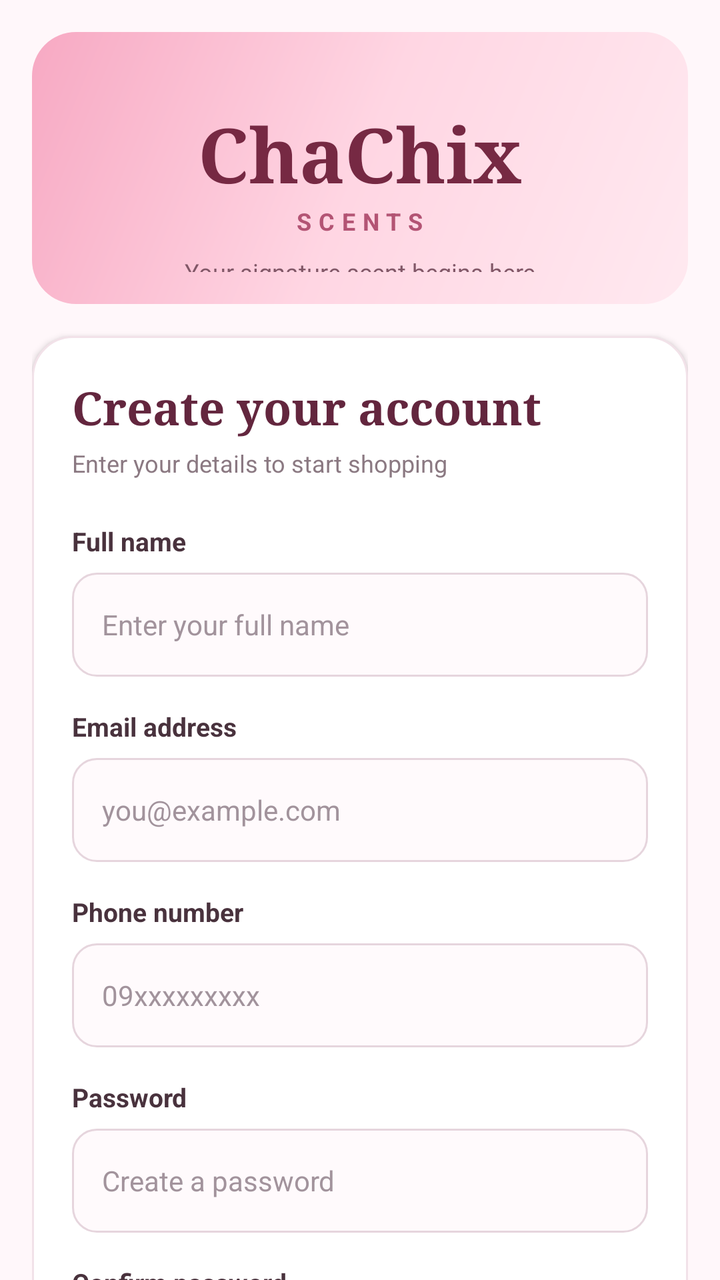
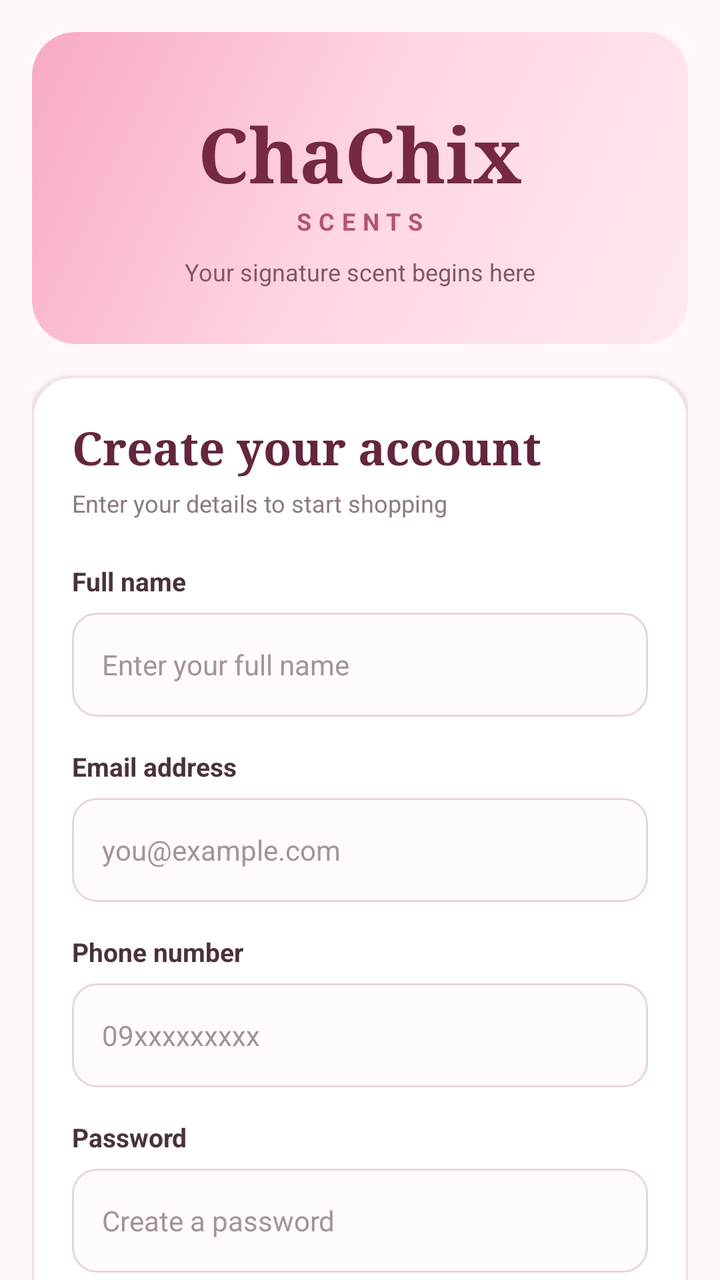

An Android layout rendered at two revisions. The XML below is the earlier revision; the diff shows what the commit changed to produce the second picture.
<!-- AndroidManifest.xml: application theme Theme.Chachix -->
<!-- res/layout/activity_register.xml -->
<RelativeLayout xmlns:android="http://schemas.android.com/apk/res/android"
    xmlns:app="http://schemas.android.com/apk/res-auto"
    xmlns:tools="http://schemas.android.com/tools"
    android:id="@+id/main"
    android:layout_width="match_parent"
    android:layout_height="match_parent"
    android:background="#FFF7FA"
    tools:context=".Register">

    <ScrollView
        android:layout_width="match_parent"
        android:layout_height="match_parent"
        android:fillViewport="true"
        android:clipToPadding="false"
        android:scrollbars="none">

        <LinearLayout
            android:layout_width="match_parent"
            android:layout_height="wrap_content"
            android:orientation="vertical"
            android:paddingStart="16dp"
            android:paddingTop="16dp"
            android:paddingEnd="16dp"
            android:paddingBottom="32dp">

            
            <RelativeLayout
                android:id="@+id/register_header"
                android:layout_width="match_parent"
                android:layout_height="136dp"
                android:background="@drawable/register_modern_header"
                android:padding="16dp">

                <TextView
                    android:id="@+id/register_brand"
                    android:layout_width="wrap_content"
                    android:layout_height="wrap_content"
                    android:layout_centerHorizontal="true"
                    android:layout_marginTop="19dp"
                    android:fontFamily="serif"
                    android:text="ChaChix"
                    android:textColor="#762943"
                    android:textSize="38sp"
                    android:textStyle="bold" />

                <TextView
                    android:id="@+id/register_brand_subtitle"
                    android:layout_width="wrap_content"
                    android:layout_height="wrap_content"
                    android:layout_below="@id/register_brand"
                    android:layout_centerHorizontal="true"
                    android:letterSpacing="0.3"
                    android:text="SCENTS"
                    android:textColor="#B35474"
                    android:textSize="12sp"
                    android:textStyle="bold" />

                <TextView
                    android:layout_width="match_parent"
                    android:layout_height="wrap_content"
                    android:layout_below="@id/register_brand_subtitle"
                    android:layout_marginTop="9dp"
                    android:gravity="center"
                    android:text="Your signature scent begins here"
                    android:textColor="#815767"
                    android:textSize="12sp" />

            </RelativeLayout>

            
            <RelativeLayout
                android:id="@+id/account_card"
                android:layout_width="match_parent"
                android:layout_height="wrap_content"
                android:layout_marginTop="16dp"
                android:background="@drawable/register_modern_card"
                android:elevation="2dp"
                android:padding="20dp">

                <LinearLayout
                    android:layout_width="match_parent"
                    android:layout_height="wrap_content"
                    android:orientation="vertical">

                    <TextView
                        android:id="@+id/register_title"
                        android:layout_width="match_parent"
                        android:layout_height="wrap_content"
                        android:fontFamily="serif"
                        android:text="Create your account"
                        android:textColor="#63263E"
                        android:textSize="23sp"
                        android:textStyle="bold" />

                    <TextView
                        android:layout_width="match_parent"
                        android:layout_height="wrap_content"
                        android:layout_marginTop="4dp"
                        android:text="Enter your details to start shopping"
                        android:textColor="#8B7982"
                        android:textSize="12sp" />

                    
                    <RelativeLayout
                        android:id="@+id/name_email_row"
                        android:layout_width="match_parent"
                        android:layout_height="wrap_content"
                        android:layout_marginTop="22dp">

                        <View
                            android:id="@+id/name_column_center"
                            android:layout_width="1dp"
                            android:layout_height="1dp"
                            android:visibility="gone" />

                        <LinearLayout
                            android:layout_width="match_parent"
                            android:layout_height="wrap_content"
                            android:orientation="vertical">

                            <TextView
                                android:id="@+id/full_name_label"
                                android:layout_width="match_parent"
                                android:layout_height="wrap_content"
                                android:labelFor="@id/full_name"
                                android:text="Full name"
                                android:textColor="#49323D"
                                android:textSize="13sp"
                                android:textStyle="bold" />

                            <androidx.appcompat.widget.AppCompatEditText
                                android:id="@+id/full_name"
                                android:layout_width="match_parent"
                                android:layout_height="52dp"
                                android:layout_marginTop="7dp"
                                android:background="@drawable/register_modern_input"
                                android:backgroundTint="@null"
                                android:autofillHints="name"
                                android:hint="Enter your full name"
                                android:imeOptions="actionNext"
                                android:inputType="textPersonName|textCapWords"
                                android:paddingStart="15dp"
                                android:paddingEnd="15dp"
                                android:singleLine="true"
                                android:textColor="#352530"
                                android:textColorHint="#A2939C"
                                android:textSize="14sp" />

                            <TextView
                                android:id="@+id/email_label"
                                android:layout_width="match_parent"
                                android:layout_height="wrap_content"
                                android:layout_marginTop="16dp"
                                android:labelFor="@id/email"
                                android:text="Email address"
                                android:textColor="#49323D"
                                android:textSize="13sp"
                                android:textStyle="bold" />

                            <androidx.appcompat.widget.AppCompatEditText
                                android:id="@+id/email"
                                android:layout_width="match_parent"
                                android:layout_height="52dp"
                                android:layout_marginTop="7dp"
                                android:background="@drawable/register_modern_input"
                                android:backgroundTint="@null"
                                android:autofillHints="emailAddress"
                                android:hint="you@example.com"
                                android:imeOptions="actionNext"
                                android:inputType="textEmailAddress"
                                android:paddingStart="15dp"
                                android:paddingEnd="15dp"
                                android:singleLine="true"
                                android:textColor="#352530"
                                android:textColorHint="#A2939C"
                                android:textSize="14sp" />

                        </LinearLayout>
                    </RelativeLayout>

                    
                    <RelativeLayout
                        android:id="@+id/password_phone_row"
                        android:layout_width="match_parent"
                        android:layout_height="wrap_content"
                        android:layout_marginTop="16dp">

                        <View
                            android:id="@+id/password_column_center"
                            android:layout_width="1dp"
                            android:layout_height="1dp"
                            android:visibility="gone" />

                        <LinearLayout
                            android:layout_width="match_parent"
                            android:layout_height="wrap_content"
                            android:orientation="vertical">

                            <TextView
                                android:id="@+id/phone_label"
                                android:layout_width="match_parent"
                                android:layout_height="wrap_content"
                                android:labelFor="@id/phone"
                                android:text="Phone number"
                                android:textColor="#49323D"
                                android:textSize="13sp"
                                android:textStyle="bold" />

                            <androidx.appcompat.widget.AppCompatEditText
                                android:id="@+id/phone"
                                android:layout_width="match_parent"
                                android:layout_height="52dp"
                                android:layout_marginTop="7dp"
                                android:background="@drawable/register_modern_input"
                                android:backgroundTint="@null"
                                android:autofillHints="phone"
                                android:hint="09xxxxxxxxx"
                                android:imeOptions="actionNext"
                                android:inputType="phone"
                                android:maxLength="11"
                                android:paddingStart="15dp"
                                android:paddingEnd="15dp"
                                android:singleLine="true"
                                android:textColor="#352530"
                                android:textColorHint="#A2939C"
                                android:textSize="14sp" />

                            <TextView
                                android:id="@+id/new_password_label"
                                android:layout_width="match_parent"
                                android:layout_height="wrap_content"
                                android:layout_marginTop="16dp"
                                android:labelFor="@id/new_password"
                                android:text="Password"
                                android:textColor="#49323D"
                                android:textSize="13sp"
                                android:textStyle="bold" />

                            <androidx.appcompat.widget.AppCompatEditText
                                android:id="@+id/new_password"
                                android:layout_width="match_parent"
                                android:layout_height="52dp"
                                android:layout_marginTop="7dp"
                                android:background="@drawable/register_modern_input"
                                android:backgroundTint="@null"
                                android:autofillHints="newPassword"
                                android:hint="Create a password"
                                android:imeOptions="actionNext"
                                android:inputType="textPassword"
                                android:paddingStart="15dp"
                                android:paddingEnd="15dp"
                                android:singleLine="true"
                                android:textColor="#352530"
                                android:textColorHint="#A2939C"
                                android:textSize="14sp" />

                        </LinearLayout>
                    </RelativeLayout>

                    
                    <TextView
                        android:id="@+id/confirm_password_label"
                        android:layout_width="match_parent"
                        android:layout_height="wrap_content"
                        android:layout_marginTop="16dp"
                        android:labelFor="@id/confirm_password"
                        android:text="Confirm password"
                        android:textColor="#49323D"
                        android:textSize="13sp"
                        android:textStyle="bold" />

                    <androidx.appcompat.widget.AppCompatEditText
                        android:id="@+id/confirm_password"
                        android:layout_width="match_parent"
                        android:layout_height="52dp"
                        android:layout_marginTop="7dp"
                        android:background="@drawable/register_modern_input"
                        android:backgroundTint="@null"
                        android:autofillHints="newPassword"
                        android:hint="Re-enter your password"
                        android:imeOptions="actionNext"
                        android:inputType="textPassword"
                        android:paddingStart="15dp"
                        android:paddingEnd="15dp"
                        android:singleLine="true"
                        android:textColor="#352530"
                        android:textColorHint="#A2939C"
                        android:textSize="14sp" />

                </LinearLayout>
            </RelativeLayout>

            
            <RelativeLayout
                android:id="@+id/address_card"
                android:layout_width="match_parent"
                android:layout_height="wrap_content"
                android:layout_marginTop="16dp"
                android:background="@drawable/register_modern_card"
                android:elevation="2dp"
                android:padding="20dp">

                <LinearLayout
                    android:layout_width="match_parent"
                    android:layout_height="wrap_content"
                    android:orientation="vertical">

                    
                    <LinearLayout
                        android:layout_width="match_parent"
                        android:layout_height="wrap_content"
                        android:gravity="center_vertical"
                        android:orientation="horizontal">

                        <ImageView
                            android:id="@+id/address_icon"
                            android:layout_width="24dp"
                            android:layout_height="28dp"
                            android:contentDescription=""
                            android:importantForAccessibility="no"
                            android:src="@drawable/register_location_pin"
                            app:tint="#DB4B78" />

                        <TextView
                            android:id="@+id/address_title"
                            android:layout_width="wrap_content"
                            android:layout_height="wrap_content"
                            android:layout_marginStart="9dp"
                            android:text="Delivery address"
                            android:textColor="#63263E"
                            android:textSize="19sp"
                            android:textStyle="bold" />

                    </LinearLayout>

                    <TextView
                        android:id="@+id/address_subtitle"
                        android:layout_width="match_parent"
                        android:layout_height="wrap_content"
                        android:layout_marginTop="5dp"
                        android:text="Where should we deliver your orders?"
                        android:textColor="#8B7982"
                        android:textSize="12sp" />

                    
                    <TextView
                        android:id="@+id/street_label"
                        android:layout_width="match_parent"
                        android:layout_height="wrap_content"
                        android:layout_marginTop="22dp"
                        android:labelFor="@id/street"
                        android:text="Street / building / house number"
                        android:textColor="#49323D"
                        android:textSize="13sp"
                        android:textStyle="bold" />

                    <androidx.appcompat.widget.AppCompatEditText
                        android:id="@+id/street"
                        android:layout_width="match_parent"
                        android:layout_height="52dp"
                        android:layout_marginTop="7dp"
                        android:background="@drawable/register_modern_input"
                        android:backgroundTint="@null"
                        android:autofillHints="postalAddress"
                        android:hint="e.g. Rizal St., House 12"
                        android:imeOptions="actionNext"
                        android:inputType="textPostalAddress"
                        android:paddingStart="15dp"
                        android:paddingEnd="15dp"
                        android:singleLine="true"
                        android:textColor="#352530"
                        android:textColorHint="#A2939C"
                        android:textSize="14sp" />

                    
                    <TextView
                        android:id="@+id/province_label"
                        android:layout_width="match_parent"
                        android:layout_height="wrap_content"
                        android:layout_marginTop="16dp"
                        android:labelFor="@id/province"
                        android:text="Province / region"
                        android:textColor="#49323D"
                        android:textSize="13sp"
                        android:textStyle="bold" />

                    <androidx.appcompat.widget.AppCompatEditText
                        android:id="@+id/province"
                        android:layout_width="match_parent"
                        android:layout_height="52dp"
                        android:layout_marginTop="7dp"
                        android:background="@drawable/register_modern_input"
                        android:backgroundTint="@null"
                        android:hint="e.g. Davao del Sur"
                        android:imeOptions="actionNext"
                        android:inputType="textCapWords"
                        android:paddingStart="15dp"
                        android:paddingEnd="15dp"
                        android:singleLine="true"
                        android:textColor="#352530"
                        android:textColorHint="#A2939C"
                        android:textSize="14sp" />

                    
                    <TextView
                        android:id="@+id/city_label"
                        android:layout_width="match_parent"
                        android:layout_height="wrap_content"
                        android:layout_marginTop="16dp"
                        android:labelFor="@id/city"
                        android:text="City / municipality"
                        android:textColor="#49323D"
                        android:textSize="13sp"
                        android:textStyle="bold" />

                    <androidx.appcompat.widget.AppCompatEditText
                        android:id="@+id/city"
                        android:layout_width="match_parent"
                        android:layout_height="52dp"
                        android:layout_marginTop="7dp"
                        android:background="@drawable/register_modern_input"
                        android:backgroundTint="@null"
                        android:hint="e.g. Davao City"
                        android:imeOptions="actionNext"
                        android:inputType="textCapWords"
                        android:paddingStart="15dp"
                        android:paddingEnd="15dp"
                        android:singleLine="true"
                        android:textColor="#352530"
                        android:textColorHint="#A2939C"
                        android:textSize="14sp" />

                    
                    <TextView
                        android:id="@+id/zip_label"
                        android:layout_width="match_parent"
                        android:layout_height="wrap_content"
                        android:layout_marginTop="16dp"
                        android:labelFor="@id/zip_code"
                        android:text="ZIP code"
                        android:textColor="#49323D"
                        android:textSize="13sp"
                        android:textStyle="bold" />

                    <androidx.appcompat.widget.AppCompatEditText
                        android:id="@+id/zip_code"
                        android:layout_width="match_parent"
                        android:layout_height="52dp"
                        android:layout_marginTop="7dp"
                        android:background="@drawable/register_modern_input"
                        android:backgroundTint="@null"
                        android:autofillHints="postalCode"
                        android:hint="e.g. 8000"
                        android:imeOptions="actionDone"
                        android:inputType="number"
                        android:maxLength="4"
                        android:paddingStart="15dp"
                        android:paddingEnd="15dp"
                        android:singleLine="true"
                        android:textColor="#352530"
                        android:textColorHint="#A2939C"
                        android:textSize="14sp" />

                    
                    <CheckBox
                        android:id="@+id/terms_checkbox"
                        android:layout_width="match_parent"
                        android:layout_height="wrap_content"
                        android:layout_marginTop="16dp"
                        android:buttonTint="#D84978"
                        android:minHeight="48dp"
                        android:text="I agree to the Terms and Conditions"
                        android:textColor="#65515E"
                        android:textSize="12sp" />

                    
                    <androidx.appcompat.widget.AppCompatButton
                        android:id="@+id/signup_button"
                        android:layout_width="match_parent"
                        android:layout_height="54dp"
                        android:layout_marginTop="10dp"
                        android:background="@drawable/register_modern_button"
                        android:backgroundTint="@null"
                        app:backgroundTint="@null"
                        android:minHeight="0dp"
                        android:minWidth="0dp"
                        android:padding="0dp"
                        android:text="Create account"
                        android:textAllCaps="false"
                        android:textColor="#FFFFFF"
                        android:textSize="16sp"
                        android:textStyle="bold" />

                    
                    <TextView
                        android:id="@+id/login_link"
                        android:layout_width="match_parent"
                        android:layout_height="48dp"
                        android:layout_marginTop="8dp"
                        android:background="?attr/selectableItemBackground"
                        android:clickable="true"
                        android:focusable="true"
                        android:gravity="center"
                        android:text="Already have an account? Log in"
                        android:textColor="#C3436B"
                        android:textSize="13sp"
                        android:textStyle="bold" />

                </LinearLayout>
            </RelativeLayout>

        </LinearLayout>
    </ScrollView>
</RelativeLayout>
<!-- resources referenced by this layout -->
<resources>
  <!-- drawable register_location_pin (drawable) -->
  <?xml version="1.0" encoding="utf-8"?>
  <vector xmlns:android="http://schemas.android.com/apk/res/android"
      android:width="24dp"
      android:height="24dp"
      android:viewportWidth="24"
      android:viewportHeight="24">
  
      <path
          android:fillColor="#9F241D"
          android:fillType="evenOdd"
          android:pathData="M12,2 C8.13,2 5,5.13 5,9 C5,14.25 12,22 12,22 C12,22 19,14.25 19,9 C19,5.13 15.87,2 12,2 Z M12,6.5 A2.5,2.5 0,1 1,12,11.5 A2.5,2.5 0,1 1,12,6.5 Z" />
  
  </vector>
  <!-- drawable register_modern_button (drawable) -->
  <shape xmlns:android="http://schemas.android.com/apk/res/android"
      android:shape="rectangle">
  
      <gradient
          android:angle="0"
          android:startColor="#F26E95"
          android:endColor="#DB4678" />
  
      <corners android:radius="15dp" />
  
  </shape>
  <!-- drawable register_modern_card (drawable) -->
  <shape xmlns:android="http://schemas.android.com/apk/res/android"
      android:shape="rectangle">
  
      <solid android:color="#FFFFFF" />
  
      <corners android:radius="20dp" />
  
      <stroke
          android:width="1dp"
          android:color="#F2E2E9" />
  
  </shape>
  <!-- drawable register_modern_header (drawable) -->
  <shape xmlns:android="http://schemas.android.com/apk/res/android"
      android:shape="rectangle">
  
      <gradient
          android:angle="135"
          android:startColor="#FFE9F0"
          android:centerColor="#FFD6E3"
          android:endColor="#F7A9C3" />
  
      <corners android:radius="22dp" />
  
  </shape>
  <!-- drawable register_modern_input (drawable) -->
  <shape xmlns:android="http://schemas.android.com/apk/res/android"
      android:shape="rectangle">
  
      <solid android:color="#FFFAFC" />
  
      <corners android:radius="12dp" />
  
      <stroke
          android:width="1dp"
          android:color="#E6D5DD" />
  
  </shape>
  <style name="Theme.Chachix" parent="Base.Theme.Chachix" />
  <style name="Base.Theme.Chachix" parent="Theme.Material3.DayNight.NoActionBar">
          
          
      </style>
</resources>

<!-- the commit's change to res/layout/activity_register.xml (unified diff, before → after) -->
@@ -27,9 +27,13 @@
             <RelativeLayout
                 android:id="@+id/register_header"
                 android:layout_width="match_parent"
-                android:layout_height="136dp"
+                android:layout_height="wrap_content"
+                android:minHeight="156dp"
                 android:background="@drawable/register_modern_header"
-                android:padding="16dp">
+                android:paddingStart="16dp"
+                android:paddingTop="16dp"
+                android:paddingEnd="16dp"
+                android:paddingBottom="20dp">
 
                 <TextView
                     android:id="@+id/register_brand"
@@ -138,7 +142,7 @@
                                 android:autofillHints="name"
                                 android:hint="Enter your full name"
                                 android:imeOptions="actionNext"
-                                android:inputType="textPersonName|textCapWords"
+                                android:inputType="textCapWords|textAutoCorrect"
                                 android:paddingStart="15dp"
                                 android:paddingEnd="15dp"
                                 android:singleLine="true"
@@ -364,7 +368,7 @@
                         android:autofillHints="postalAddress"
                         android:hint="e.g. Rizal St., House 12"
                         android:imeOptions="actionNext"
-                        android:inputType="textPostalAddress"
+                        android:inputType="textCapWords|textAutoCorrect"
                         android:paddingStart="15dp"
                         android:paddingEnd="15dp"
                         android:singleLine="true"
@@ -384,7 +388,7 @@
                         android:textSize="13sp"
                         android:textStyle="bold" />
 
-                    <androidx.appcompat.widget.AppCompatEditText
+                    <androidx.appcompat.widget.AppCompatAutoCompleteTextView
                         android:id="@+id/province"
                         android:layout_width="match_parent"
                         android:layout_height="52dp"
@@ -392,8 +396,9 @@
                         android:background="@drawable/register_modern_input"
                         android:backgroundTint="@null"
                         android:hint="e.g. Davao del Sur"
+                        android:completionThreshold="1"
                         android:imeOptions="actionNext"
-                        android:inputType="textCapWords"
+                        android:inputType="textCapWords|textAutoCorrect"
                         android:paddingStart="15dp"
                         android:paddingEnd="15dp"
                         android:singleLine="true"
@@ -413,7 +418,7 @@
                         android:textSize="13sp"
                         android:textStyle="bold" />
 
-                    <androidx.appcompat.widget.AppCompatEditText
+                    <androidx.appcompat.widget.AppCompatAutoCompleteTextView
                         android:id="@+id/city"
                         android:layout_width="match_parent"
                         android:layout_height="52dp"
@@ -421,8 +426,9 @@
                         android:background="@drawable/register_modern_input"
                         android:backgroundTint="@null"
                         android:hint="e.g. Davao City"
+                        android:completionThreshold="1"
                         android:imeOptions="actionNext"
-                        android:inputType="textCapWords"
+                        android:inputType="textCapWords|textAutoCorrect"
                         android:paddingStart="15dp"
                         android:paddingEnd="15dp"
                         android:singleLine="true"
